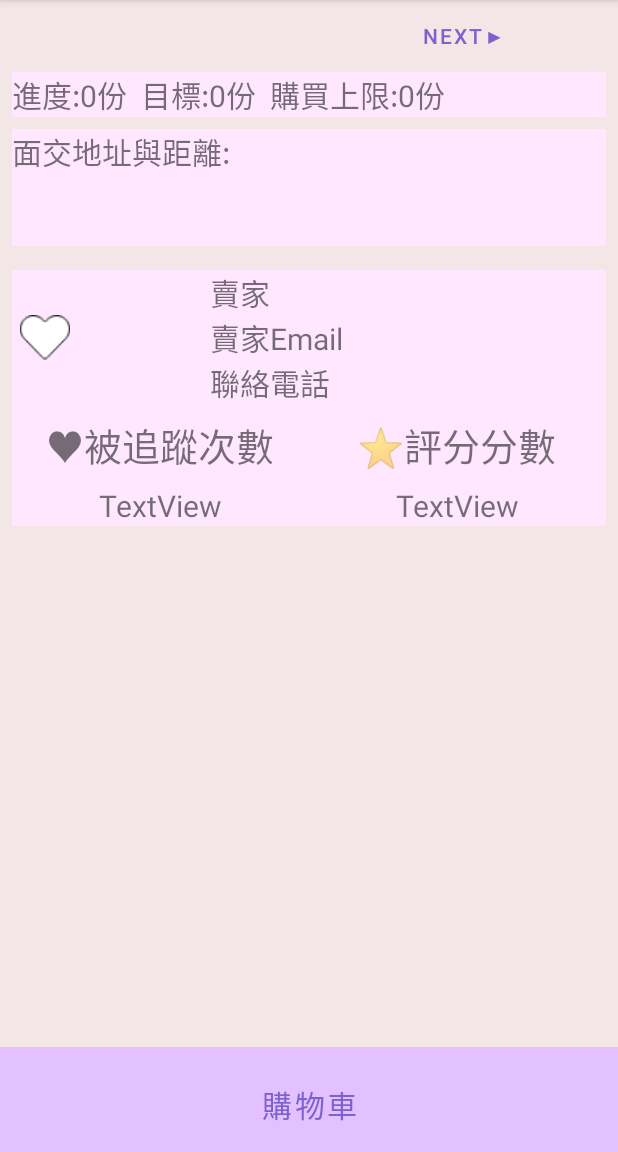
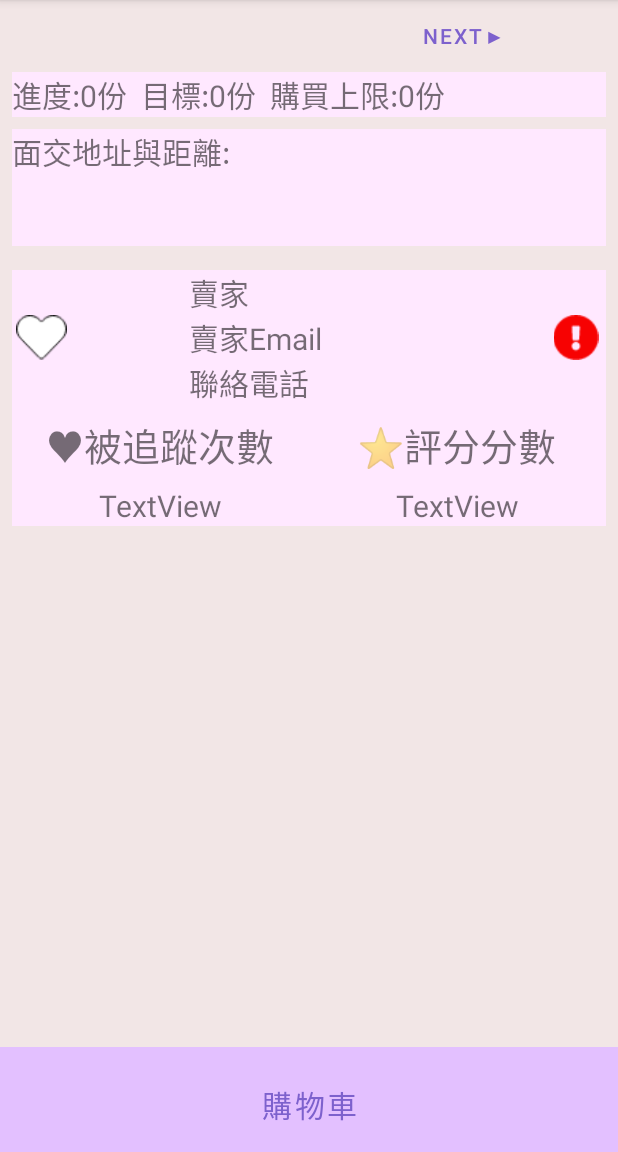
Before and after one commit to bluegate09/iamin, an Android app: the MerchbrowseFragment screen opened through its navigation route, on a phone screen of 412 x 824 dp, the part 84-1236 px from its top. Run offline under Robolectric (Android 15) with nearby library versions, the light colour scheme and no system bars; our stand-ins replace CircleImageView, Firebase (no records; nobody signed in at launch, a user with empty details on screens opened directly), navigation-ui; libraries missing offline, so code that uses them is left out: com.youth.banner; 1 statement that could not run was skipped.

Commit message:
增加檢舉圖示 2021/07/26

```diff
--- a/app/src/main/res/layout/fragment_merchbrowse.xml
+++ b/app/src/main/res/layout/fragment_merchbrowse.xml
@@ -117,6 +117,7 @@
                             android:layout_weight="1"
                             android:src="@drawable/avatar" />
 
+
                         <LinearLayout
                             android:layout_width="0dp"
                             android:layout_height="wrap_content"
@@ -144,6 +145,13 @@
                                 android:text="聯絡電話"
                                 android:textSize="20sp" />
                         </LinearLayout>
+                        <ImageView
+                            android:id="@+id/imv_feport"
+                            android:layout_width="0dp"
+                            android:layout_height="30dp"
+                            android:layout_gravity="center"
+                            android:layout_weight="0.5"
+                            android:src="@drawable/exclamation" />
                     </LinearLayout>
 
                     <LinearLayout
```
Also changed, not shown: app/src/main/res/drawable/exclamation.png (added).
